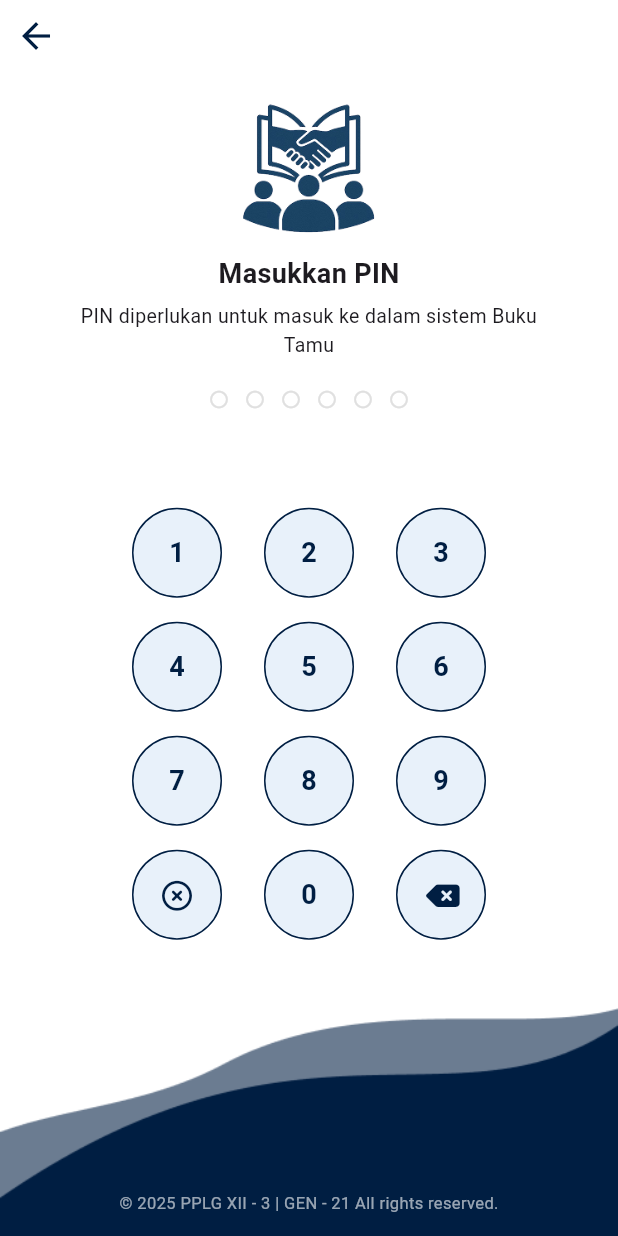
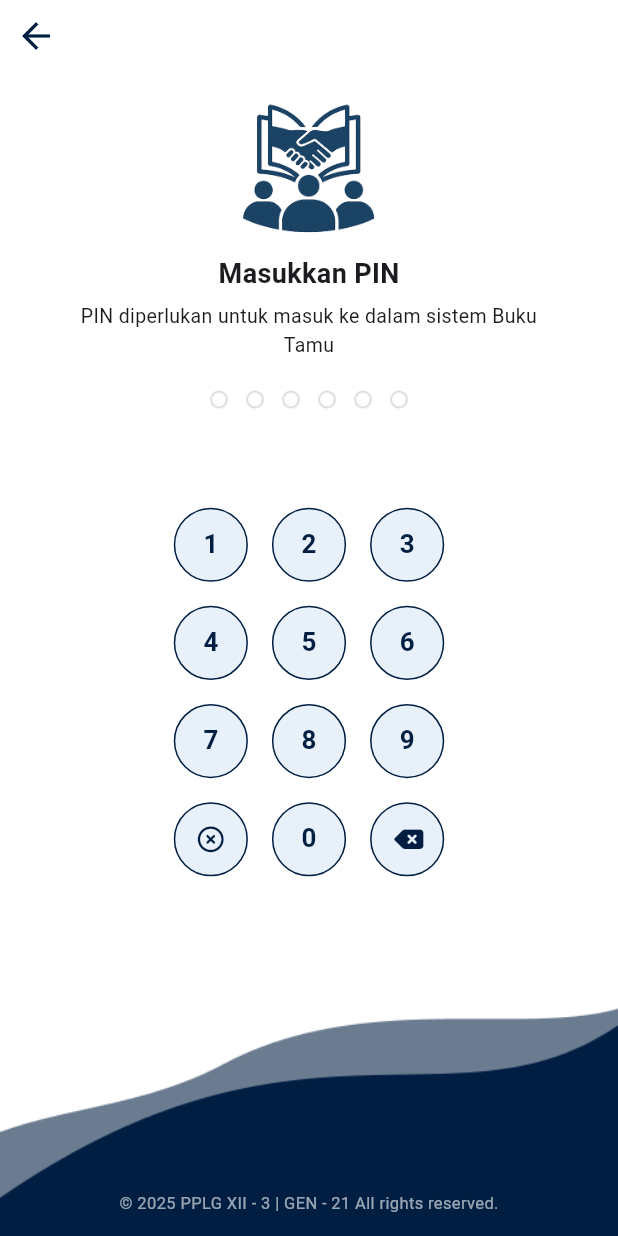
Before and after one commit to billymillo/Projek-Buku-Tamu-Mobile, a Flutter app: the LockPinPage screen opened by its route, on a phone screen of 412 x 824 dp. Run offline on Flutter 3.47's test engine with Material 3 defaults, Android fonts, the phone set to English and light mode, and no system bars; our stand-ins replace font_awesome_flutter, get, get_storage, lottie, signature; accounts and stored records are empty.

Commit message:
lock device fix overflow

```diff
--- a/lib/pages/LockPinPage.dart
+++ b/lib/pages/LockPinPage.dart
@@ -149,8 +149,13 @@ class LockPinPage extends StatelessWidget {
 
   /// Button Angka
   Widget _buildPinButton(String text, {VoidCallback? onTap}) {
+    return LayoutBuilder(
+      builder: (context, constraints) {
+        double buttonSize =
+            MediaQuery.of(context).size.width * 0.12; // responsif
         return Padding(
-      padding: const EdgeInsets.symmetric(horizontal: 14),
+          padding: const EdgeInsets.symmetric(
+              horizontal: 8), // dikurangi biar fleksibel
           child: GestureDetector(
             onTap: () {
               onTap?.call();
@@ -165,8 +170,8 @@ class LockPinPage extends StatelessWidget {
               }
             },
             child: Container(
-          width: 60,
-          height: 60,
+              width: buttonSize,
+              height: buttonSize,
               decoration: BoxDecoration(
                 color: const Color(0xFFE8F1FA),
                 shape: BoxShape.circle,
@@ -177,7 +182,7 @@ class LockPinPage extends StatelessWidget {
                   text,
                   style: TextStyle(
                     fontFamily: "Roboto",
-                fontSize: 18,
+                    fontSize: buttonSize * 0.35, // teks ikut mengecil
                     fontWeight: FontWeight.bold,
                     color: PrimaryColor().blue,
                   ),
@@ -186,27 +191,35 @@ class LockPinPage extends StatelessWidget {
             ),
           ),
         );
+      },
+    );
   }
 
   /// Button Icon
   Widget _buildPinButtonIcon(IconData icon, {VoidCallback? onTap}) {
+    return LayoutBuilder(
+      builder: (context, constraints) {
+        double buttonSize = MediaQuery.of(context).size.width * 0.12;
         return Padding(
-      padding: const EdgeInsets.symmetric(horizontal: 14),
+          padding: const EdgeInsets.symmetric(horizontal: 8),
           child: GestureDetector(
             onTap: onTap,
             child: Container(
-          width: 60,
-          height: 60,
+              width: buttonSize,
+              height: buttonSize,
               decoration: BoxDecoration(
                 color: const Color(0xFFE8F1FA),
                 shape: BoxShape.circle,
                 border: Border.all(color: PrimaryColor().blue, width: 1),
               ),
               child: Center(
-            child: Icon(icon, color: PrimaryColor().blue, size: 20),
+                child: Icon(icon,
+                    color: PrimaryColor().blue, size: buttonSize * 0.35),
               ),
             ),
           ),
         );
+      },
+    );
   }
 }
```
Lines whose indentation alone changed are shown as unchanged.
